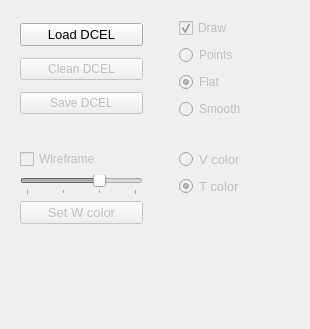
First picture: the form in GUI/managers/dcelmanager.ui, repository alemuntoni/HeightFieldDecomposition, before the edit.
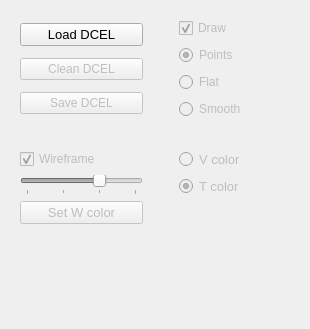
Second picture: the form after the edit.

Commit message: risolto bug face_color drawable dcel

Diff of the .ui file:
```diff
--- a/GUI/managers/dcelmanager.ui
+++ b/GUI/managers/dcelmanager.ui
@@ -87,6 +87,9 @@
       <property name="text">
        <string>Wireframe</string>
       </property>
+      <property name="checked">
+       <bool>true</bool>
+      </property>
      </widget>
     </item>
     <item row="2" column="0">
@@ -143,6 +146,9 @@
       <property name="text">
        <string>Points</string>
       </property>
+      <property name="checked">
+       <bool>true</bool>
+      </property>
      </widget>
     </item>
     <item row="2" column="0">
@@ -154,7 +160,7 @@
        <string>Flat</string>
       </property>
       <property name="checked">
-       <bool>true</bool>
+       <bool>false</bool>
       </property>
      </widget>
     </item>
```
The commit also changes 2 other files.
